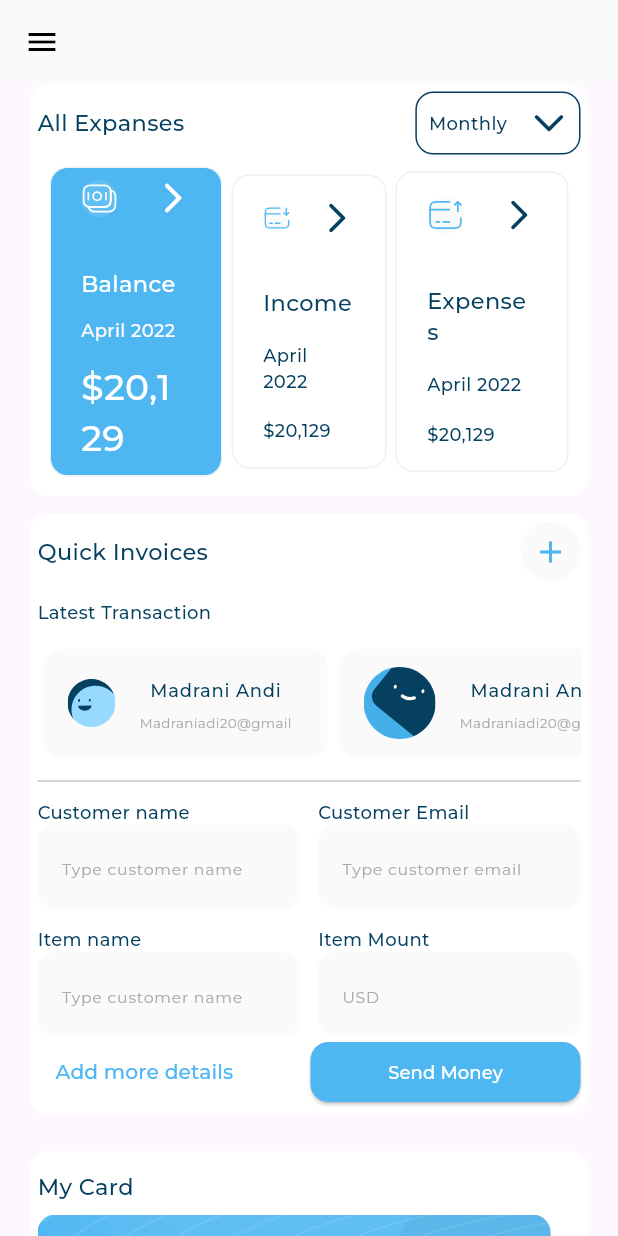
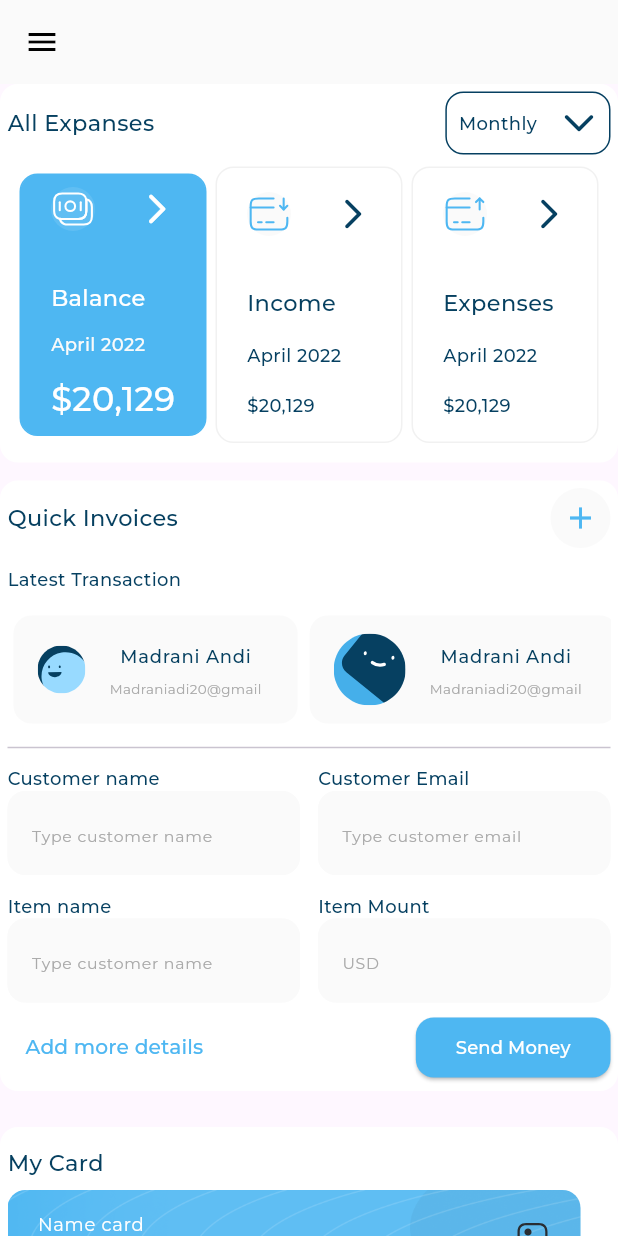
Before and after one commit to 01005837408/responsive_dashboard, a Flutter app: the screen it shows after launch, after a tap on "Add more details", on a phone screen of 412 x 824 dp. Run offline on Flutter 3.47's test engine with Material 3 defaults, Android fonts, the phone set to English and light mode, and no system bars; drawn by our look-alikes of expandable_page_view; our stand-ins replace device_preview, fl_chart, flutter_svg, gap.

Commit message:
finished dashboard ui and make respnsive and solve error relation width and hieght

```diff
--- /dev/null
+++ b/devtools_options.yaml
@@ -0,0 +1,3 @@
+description: This file stores settings for Dart & Flutter DevTools.
+documentation: https://docs.flutter.dev/tools/devtools/extensions#configure-extension-enablement-states
+extensions:
--- a/lib/main.dart
+++ b/lib/main.dart
@@ -6,7 +6,10 @@ import 'package:device_preview/device_preview.dart';
 
 void main() {
   runApp(
-    DevicePreview(builder: (context) => const MyApp(), enabled: true));
+   // const MyApp()
+    DevicePreview(builder: (context) => const MyApp(),
+     enabled: true)
+     );
 }
 
 class MyApp extends StatelessWidget {
--- a/lib/widget/adaptive_layout_widget.dart
+++ b/lib/widget/adaptive_layout_widget.dart
@@ -6,8 +6,6 @@ final WidgetBuilder mobileLayout , tabletLayout, desktopLayout;
 
   @override
   Widget build(BuildContext context) {
-    double width = MediaQuery.of(context).size.width;
-    print("AdaptiveLayout width: $width");
     return LayoutBuilder(builder: (context, constraints) {
       if (constraints.maxWidth < 700) {
         return mobileLayout(context);
--- a/lib/widget/all_expanses_item_header.dart
+++ b/lib/widget/all_expanses_item_header.dart
@@ -12,6 +12,11 @@ class AllExpansesItemHeader extends StatelessWidget {
   Widget build(BuildContext context) {
     return Row(children: [
       Flexible(
+        child: ConstrainedBox(
+          constraints: BoxConstraints(
+            maxWidth: 60,
+           // maxHeight: 32,
+         ),
           child: AspectRatio(
             aspectRatio: 1,
             child: Container(
@@ -31,6 +36,7 @@ class AllExpansesItemHeader extends StatelessWidget {
             ),
           ),
         ),
+      ),
       Spacer(),
       Transform.rotate(
         angle: -1.5708 * 2,
--- a/lib/widget/all_expanses_item_list_view.dart
+++ b/lib/widget/all_expanses_item_list_view.dart
@@ -28,36 +28,85 @@ class AllExpansesItemListView extends StatefulWidget {
   int selectedIndex = 0;
 
   @override
-  State<AllExpansesItemListView> createState() => _AllExpansesItemListViewState();
+  State<AllExpansesItemListView> createState() =>
+      _AllExpansesItemListViewState();
 }
 
 class _AllExpansesItemListViewState extends State<AllExpansesItemListView> {
   @override
   Widget build(BuildContext context) {
     return Row(
-      children: AllExpansesItemListView.allExpansesItemModelList.asMap().entries.map((e) {
-        int index = e.key;
-        return Expanded(
-          child: Padding(
-            padding:  EdgeInsets.symmetric(horizontal:index == 1 ? 6 :0),
-
+      children: [
+        Expanded(
           child: InkWell(
             onTap: () {
               setState(() {
-                  widget.selectedIndex = index;
+                widget.selectedIndex = 0;
               });
             },
             child: AllExpansesItem(
-                isSelected: widget.selectedIndex == index,
-                allExpansesItemModel: e.value),
+              isSelected: widget.selectedIndex == 0,
+              allExpansesItemModel: AllExpansesItemListView.allExpansesItemModelList[0],
           ),
         ),
+        ),
+        SizedBox(width: 6,),
+        Expanded(
+          child: InkWell(
+            onTap: () {
+              setState(() {
+                widget.selectedIndex = 1;
+              });
+            },
+            child: AllExpansesItem(
+              isSelected: widget.selectedIndex == 1,
+              allExpansesItemModel: AllExpansesItemListView.allExpansesItemModelList[1],
+          ),
+        ),
+        ),
+        SizedBox(width: 6,),
+        Expanded(
+          child: InkWell(
+            onTap: () {
+              setState(() {
+                widget.selectedIndex = 2;
+              });
+            },
+            child: AllExpansesItem(
+              isSelected: widget.selectedIndex == 2,
+              allExpansesItemModel: AllExpansesItemListView.allExpansesItemModelList[2],
+          ),
+        ),
+        ),
+
+      ],
     );
-      }).toList(),
-// children: allExpansesItemModelList
-//             .map((e) => Expanded(child: AllExpansesItem(allExpansesItemModel: e)))
+//     return Row(
+//       children: AllExpansesItemListView.allExpansesItemModelList
+//           .asMap()
+//           .entries
+//           .map((e) {
+//         int index = e.key;
+//         return Expanded(
+//           child: Padding(
+//             padding: EdgeInsets.symmetric(horizontal: index == 1 ? 6 : 0),
+//             child: InkWell(
+//               onTap: () {
+//                 setState(() {
+//                   widget.selectedIndex = index;
+//                 });
+//               },
+//               child: AllExpansesItem(
+//                   isSelected: widget.selectedIndex == index,
+//                   allExpansesItemModel: e.value),
+//             ),
+//           ),
+//         );
+//       }).toList(),
+// // children: allExpansesItemModelList
+// //             .map((e) => Expanded(child: AllExpansesItem(allExpansesItemModel: e)))
 //             .toList()
-        );
+    //);
     // return ListView.builder(
     //   shrinkWrap: true,
     //   scrollDirection: Axis.horizontal,
--- a/lib/widget/custom_drawer.dart
+++ b/lib/widget/custom_drawer.dart
@@ -1,4 +1,5 @@
 import 'package:flutter/material.dart';
+import 'package:flutter_svg/svg.dart';
 import 'package:responsive_dashboard/utils/app_assets.dart';
 import 'package:responsive_dashboard/utils/model/user_info_model.dart';
 import 'package:responsive_dashboard/utils/styles.dart';
@@ -6,26 +7,51 @@ import 'package:responsive_dashboard/widget/drawer_item_list_view.dart';
 import 'package:responsive_dashboard/widget/user_info_list_tile.dart';
 
 class CustomDrawer extends StatelessWidget {
-    const CustomDrawer({super.key});
+  const CustomDrawer({super.key});
 
   @override
   Widget build(BuildContext context) {
     return Container(
       width: MediaQuery.of(context).size.width * 0.7,
       color: Colors.white,
-      child: Column(
-        crossAxisAlignment: CrossAxisAlignment.start,
-        children: [
+      child: Column(crossAxisAlignment: CrossAxisAlignment.start, children: [
         UserInfoListTile(
           userInfoModel: UserInfoModel(
-          title: "Lekan Okeowo",
-          subtitle: "demo@gmail.com",
-          image: Assets.assetsImagesFrame,
+            title: "Lekan Okeowo",
+            subtitle: "demo@gmail.com",
+            image: Assets.assetsImagesFrame,
           ),
         ),
-       SizedBox(height: 8,),
-       DraerItemListView(),
-       Text("Logout", style: AppStyles.styleMedium16(context),)
+        SizedBox(
+          height: 8,
+        ),
+        DraerItemListView(),
+        Expanded(child: SizedBox()),
+        ListTile(
+          leading: SvgPicture.asset(Assets.assetsImagesSetting),
+          title: FittedBox(
+              alignment: AlignmentDirectional.centerStart,
+              fit: BoxFit.scaleDown,
+              child: Text(
+                "Setting System",
+                style: AppStyles.styleMedium16(context),
+              )),
+        ),
+        ListTile(
+          leading: SvgPicture.asset(Assets.assetsImagesLogout),
+          title: FittedBox(
+              alignment: AlignmentDirectional.centerStart,
+              fit: BoxFit.scaleDown,
+              child: Text(
+                "Logout",
+                style: AppStyles.styleMedium16(context),
+              )),
+        ),
+        Flexible(
+          child: SizedBox(
+            height: 60,
+          ),
+        )
       ]),
     );
   }
--- a/lib/widget/custom_text_button.dart
+++ b/lib/widget/custom_text_button.dart
@@ -2,13 +2,15 @@ import 'package:flutter/material.dart';
 import 'package:responsive_dashboard/utils/styles.dart';
 
 class CustomTextButton extends StatelessWidget {
-  const CustomTextButton({super.key, this.onPressed});
+  const   CustomTextButton({super.key, this.onPressed});
   final void Function()? onPressed;
 
   @override
   Widget build(BuildContext context) {
     return ElevatedButton(
+
       style: ElevatedButton.styleFrom(
+     //   alignment: Alignment.center,
         backgroundColor: const Color(0xff4EB7F2),
         maximumSize: const Size(250, 55),
         minimumSize: const Size(180, 40),
@@ -18,9 +20,14 @@ class CustomTextButton extends StatelessWidget {
       ),
 
         onPressed: onPressed,
-        child: Text(
-          "Send Money",
-          style: AppStyles.styleMedium16(context).copyWith(color: Colors.white),
-        ));
+        child: FittedBox(
+          fit: BoxFit.scaleDown,
+
+          child: Text(
+            "Send Money",
+            style: AppStyles.styleMedium16(context).copyWith(color: Colors.white),
+          ),
+        ),
+      );
   }
 }
--- a/lib/widget/dash_board_mobile_layout.dart
+++ b/lib/widget/dash_board_mobile_layout.dart
@@ -10,15 +10,38 @@ class DashBoardMobileLayout extends StatelessWidget {
 
   @override
   Widget build(BuildContext context) {
+    return CustomScrollView(
+      slivers: [
+        SliverToBoxAdapter(
+          child: Column(
+            children: [
+              AllExpansesAndQuickInvoisSection(),
+              SizedBox(
+                height: 24,
+              ),
+              MyCardAndTransactionSection(),
+              SizedBox(
+                height: 24,
+              ),
+              InComeSection(),
+            ],
+          ),
+        )
+      ],
+    );
     return SingleChildScrollView(
       child: Padding(
         padding: const EdgeInsets.only(right: 20, left: 20, bottom: 20.0),
         child: Column(
           children: [
             AllExpansesAndQuickInvoisSection(),
-            SizedBox(height: 24,),
+            SizedBox(
+              height: 24,
+            ),
             MyCardAndTransactionSection(),
-            SizedBox(height: 24,),
+            SizedBox(
+              height: 24,
+            ),
             InComeSection(),
           ],
         ),
--- a/lib/widget/inActive_all_expances_item.dart
+++ b/lib/widget/inActive_all_expances_item.dart
@@ -33,11 +33,20 @@ class InActiveAllExpancesItem extends StatelessWidget {
             image: allExpansesItemModel.image,
           ),
     Gap(34),
-          Text(allExpansesItemModel.title, style:AppStyles.styleSemiBold20(context) ,),
+          FittedBox(
+            fit: BoxFit.scaleDown,
+            child:Text(allExpansesItemModel.title, style:AppStyles.styleSemiBold20(context) ,),
+          ),
           Gap(16),
-          Text(allExpansesItemModel.data, style:AppStyles.styleMedium16(context) ,),
+          FittedBox(
+            fit: BoxFit.scaleDown,
+            child:Text(allExpansesItemModel.data, style:AppStyles.styleMedium16(context) ,),
+          ),
           Gap(16),
-          Text(allExpansesItemModel.price, style:AppStyles.styleMedium16(context) ,),
+          FittedBox(
+            fit: BoxFit.scaleDown,
+            child:Text(allExpansesItemModel.price, style:AppStyles.styleMedium16(context) ,),
+          ),
 
         ],
       ),
@@ -61,7 +70,7 @@ class ActiveAllExpancesItem extends StatelessWidget {
         shape: RoundedRectangleBorder(
           side: BorderSide(
             width: 1,
-            color: Color(0xffF1F1F1),
+             color: Color(0xff4EB7F2),
           ),
           borderRadius: BorderRadius.circular(12),
         ),
@@ -75,11 +84,20 @@ class ActiveAllExpancesItem extends StatelessWidget {
             image: allExpansesItemModel.image,
           ),
     Gap(34),
-          Text(allExpansesItemModel.title, style:AppStyles.styleSemiBold20(context).copyWith(color: Colors.white) ,),
+          FittedBox(
+            fit: BoxFit.scaleDown,
+            child:Text(allExpansesItemModel.title, style:AppStyles.styleSemiBold20(context).copyWith(color: Colors.white) ,),
+          ),
           Gap(12  ),
-          Text(allExpansesItemModel.data, style:AppStyles.styleMedium16(context).copyWith(color: Color(0xffFAFAFA)) ,),
+          FittedBox(
+            fit: BoxFit.scaleDown,
+            child:Text(allExpansesItemModel.data, style:AppStyles.styleMedium16(context).copyWith(color: Color(0xffFAFAFA)) ,),
+            ),
           Gap(12),
-          Text(allExpansesItemModel.price, style:AppStyles.styleMedium16(context).copyWith(color: Colors.white, fontSize: 24) ,),
+          FittedBox(
+            fit: BoxFit.scaleDown,
+            child:Text(allExpansesItemModel.price, style:AppStyles.styleMedium16(context).copyWith(color: Colors.white, fontSize: 24) ,),
+          ),
 
         ],
       ),
--- a/lib/widget/income_section_body.dart
+++ b/lib/widget/income_section_body.dart
@@ -11,19 +11,19 @@ class IncomeSectionBody extends StatelessWidget {
   @override
   Widget build(BuildContext context) {
     double width = MediaQuery.of(context).size.width;
-   // log( MediaQuery.of(context).size.width.toString());
-   // print("width $width" );
-    return width >= 1000 && width <= 1365
-        ?  Expanded( child: Padding(
-          padding: const EdgeInsets.all(16.0),
-          child: DatieledIncomePieChart(),
-        ))
+    // log( MediaQuery.of(context).size.width.toString());
+    // print("width $width" );
+    return width >= 1000 && width <= 1200
+        ? Expanded(
+            child: Padding(
+            padding: const EdgeInsets.all(16.0),
+            child: DatieledIncomePieChart(),
+          ))
         : Row(
             children: [
               Expanded(flex: 1, child: IncomePieChart()),
               Expanded(flex: 2, child: IncomeDetailes()),
             ],
           );
-
   }
 }
--- a/lib/widget/item_income_detailes.dart
+++ b/lib/widget/item_income_detailes.dart
@@ -3,28 +3,39 @@ import 'package:responsive_dashboard/utils/model/item_detailes_model.dart';
 import 'package:responsive_dashboard/utils/styles.dart';
 
 class ItemIncomeDetailes extends StatelessWidget {
-  const ItemIncomeDetailes({super.key , required this.itemDetailesModel});
- final  ItemDetailesModel itemDetailesModel;
+  const ItemIncomeDetailes({super.key, required this.itemDetailesModel});
+  final ItemDetailesModel itemDetailesModel;
   @override
   Widget build(BuildContext context) {
-    return  Padding(
+    return Padding(
       padding: const EdgeInsets.symmetric(horizontal: 8),
       child: ListTile(
         contentPadding: EdgeInsets.zero,
-               dense: true,
+        dense: true,
         minLeadingWidth: 0,
-       // horizontalTitleGap:0 ,
+        // horizontalTitleGap:0 ,
         leading: Container(
-
           width: 8,
           height: 8,
           decoration: BoxDecoration(
-            color: itemDetailesModel.color,
-            borderRadius: BorderRadius.circular(8)
+              color: itemDetailesModel.color,
+              borderRadius: BorderRadius.circular(8)),
+        ),
+        title: FittedBox(
+            fit: BoxFit.scaleDown,
+            alignment: Alignment.centerLeft,
+            child: Text(
+              itemDetailesModel.title,
+              style: AppStyles.styleRegular16(context).copyWith(fontSize: 16),
+            )),
+        trailing: FittedBox(
+          fit: BoxFit.scaleDown,
+          child: Text(
+            itemDetailesModel.value,
+            style: AppStyles.styleMedium20(context)
+                .copyWith(color: Color(0xff208CC8), fontSize: 16),
           ),
         ),
-        title:Text(itemDetailesModel.title, style: AppStyles.styleRegular16(context).copyWith(fontSize: 16),) ,
-        trailing: Text(itemDetailesModel.value, style: AppStyles.styleMedium20(context).copyWith(color:Color(0xff208CC8) , fontSize: 16),),
       ),
     );
   }
--- a/lib/widget/quick_invois_form.dart
+++ b/lib/widget/quick_invois_form.dart
@@ -38,13 +38,16 @@ class QuickInvoisForm extends StatelessWidget {
             )),
           ],
         ),
-       // Gap(12),
+        Gap(6),
         Row(
           mainAxisAlignment: MainAxisAlignment.center,
+          crossAxisAlignment: CrossAxisAlignment.center,
           children: [
-            TextButton(onPressed: (){}, child: Text("Add more details", style: AppStyles.styleSemiBold18(context).copyWith(color :Color(0xff4EB7F2)),)),
+            TextButton(onPressed: (){}, child: FittedBox(
+              fit: BoxFit.scaleDown,
+              child: Text("Add more details", style: AppStyles.styleSemiBold18(context).copyWith(color :Color(0xff4EB7F2)),))),
             Expanded(child: SizedBox(),),
-            CustomTextButton(onPressed: (){}),
+            Flexible(child: CustomTextButton(onPressed: (){})),
           ],
         ),
       ],
--- a/lib/widget/tablet_dashboard_layout.dart
+++ b/lib/widget/tablet_dashboard_layout.dart
@@ -7,7 +7,9 @@ class TabletDashboardLayout extends StatelessWidget {
 
   @override
   Widget build(BuildContext context) {
-    return const Row(
+    double width = MediaQuery.of(context).size.width;
+    print("width $width");
+    return Row(
       children: [
         Expanded(
           child:CustomDrawer(),
```
Lines whose indentation alone changed are shown as unchanged.
